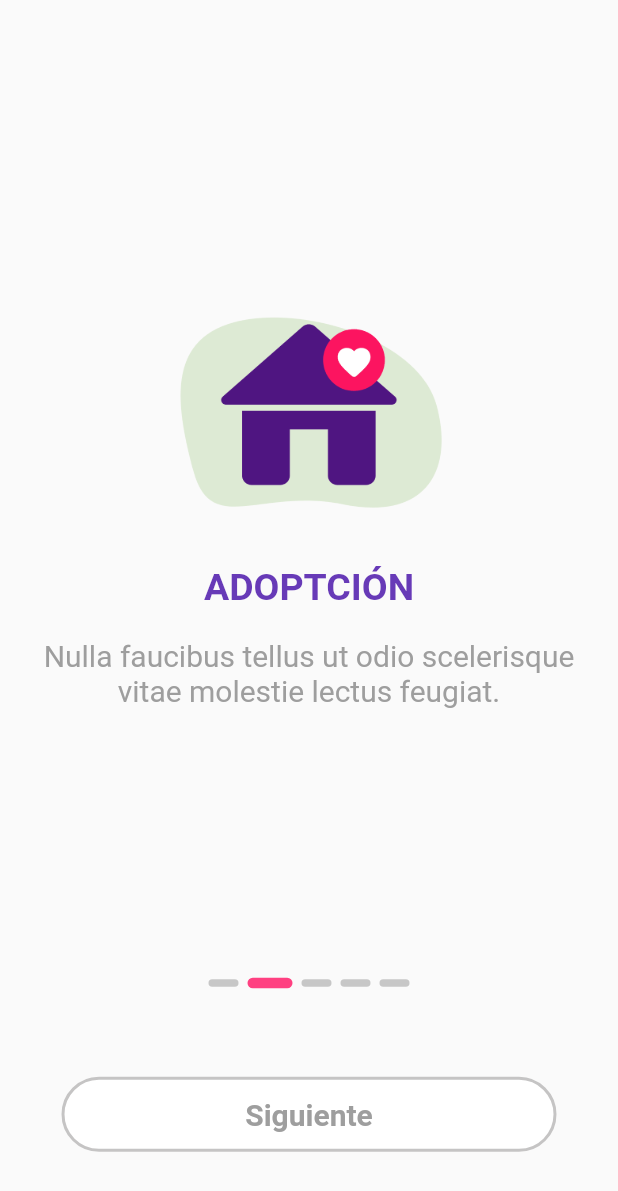
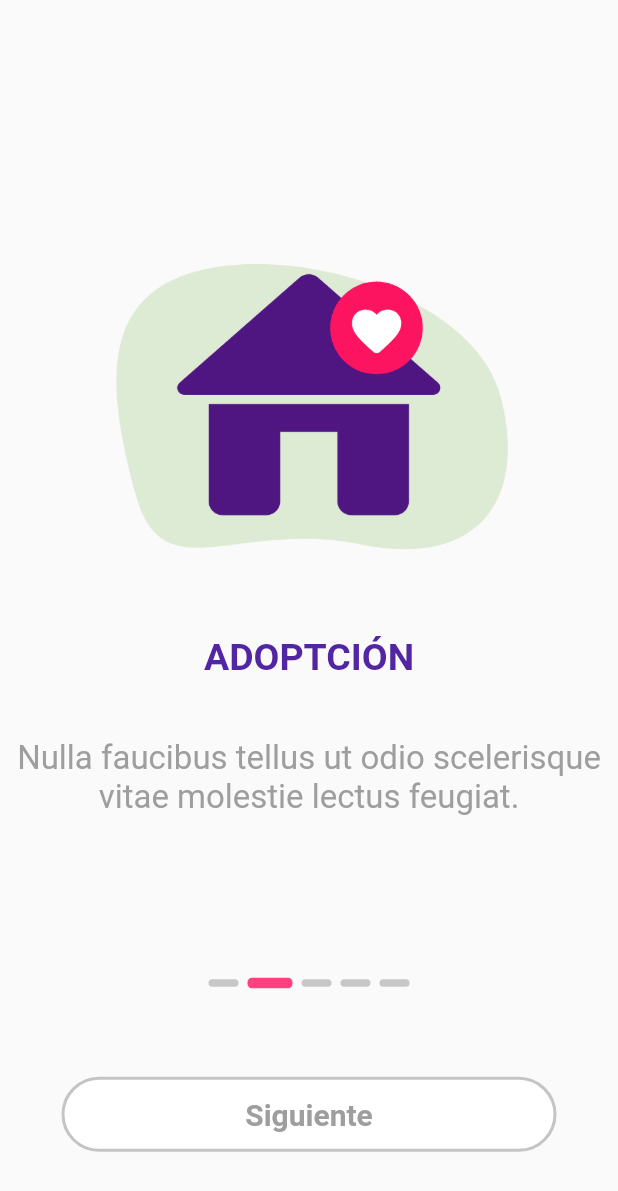
Before and after one commit to 203411/moviles1, a Flutter app: the screen it shows after launch, after a tap on "Siguiente", on a phone screen of 412 x 824 dp. Shown: the top 1191 px of the screen. Run offline on Flutter 3.47's test engine with Material 2 defaults, Android fonts, the phone set to English and light mode, and no system bars; our stand-ins replace sqflite; accounts and stored records are empty.

Commit message:
Class Pages

```diff
--- a/lib/screens/components/content_boarding.dart
+++ b/lib/screens/components/content_boarding.dart
@@ -20,13 +20,13 @@ class ContentBoarding extends StatelessWidget {
           Column(mainAxisAlignment: MainAxisAlignment.spaceAround, children: [
             Image.asset(
               image,
-              width: 200,
-              height: 200,
+              width: 300,
+              height: 300,
             ),
             Text(
               text,
               style: const TextStyle(
-                color: Colors.deepPurple,
+                color: Color.fromARGB(255, 83, 37, 162),
                 fontSize: 25,
                 fontWeight: FontWeight.bold,
                 fontFamily: 'Roboto',
@@ -34,13 +34,14 @@ class ContentBoarding extends StatelessWidget {
             )
           ]),
           Padding(
-              padding: const EdgeInsets.all(20),
+              padding: const EdgeInsets.only(top: 40),
               child: Text(
                 text1,
                 textAlign: TextAlign.center,
                 style: const TextStyle(
                   color: Colors.grey,
-                  fontSize: 20,
+                  fontSize: 22,
+                  fontFamily: 'Roboto',
                 ),
               ))
         ],
--- a/lib/screens/components/on_boarding.dart
+++ b/lib/screens/components/on_boarding.dart
@@ -10,8 +10,8 @@ class OnBoarding extends StatefulWidget {
 }
 
 class _OnBoardingState extends State<OnBoarding> {
-  int pages = 0;
-  List<Map<String, String>> onBoardingDatas = [
+  int currentPage = 0;
+  List<Map<String, String>> listBoarding = [
     {
       "text": "ESPARCIMIENTO",
       "text1": "Brindamos todos los servicios para consentir a tu mascota",
@@ -52,42 +52,23 @@ class _OnBoardingState extends State<OnBoarding> {
           child: PageView.builder(
             onPageChanged: (value) {
               setState(() {
-                pages = value;
+                currentPage = value;
               });
             },
-            itemCount: onBoardingDatas.length,
+            itemCount: listBoarding.length,
             itemBuilder: (context, index) => ContentBoarding(
-              text: onBoardingDatas[pages]["text"]!,
-              text1: onBoardingDatas[pages]["text1"]!,
-              image: onBoardingDatas[pages]["image"]!,
+              text: listBoarding[currentPage]["text"]!,
+              text1: listBoarding[currentPage]["text1"]!,
+              image: listBoarding[currentPage]["image"]!,
             ),
           ),
         ),
         Row(
           mainAxisAlignment: MainAxisAlignment.center,
-          children: [
-            for (int i = 0; i < onBoardingDatas.length; i++)
-              if (i == pages)
-                Container(
-                  margin: const EdgeInsets.all(3),
-                  decoration: BoxDecoration(
-                    color: Colors.pinkAccent,
-                    borderRadius: BorderRadius.circular(20),
-                  ),
-                  width: 30,
-                  height: 7,
-                )
-              else
-                Container(
-                  margin: const EdgeInsets.all(3),
-                  decoration: BoxDecoration(
-                    color: Color.fromARGB(255, 199, 199, 199),
-                    borderRadius: BorderRadius.circular(20),
-                  ),
-                  width: 20,
-                  height: 5,
-                )
-          ],
+          children: List.generate(
+            listBoarding.length,
+            (index) => Pages(index: index, currentPage: currentPage),
+          ),
         ),
         Expanded(
             flex: 1,
@@ -104,38 +85,47 @@ class _OnBoardingState extends State<OnBoarding> {
         shape: RoundedRectangleBorder(
             borderRadius: BorderRadius.circular(40.0),
             side: BorderSide(
-                color: pages == 4
+                color: currentPage == 4
                     ? Colors.green
                     : Color.fromARGB(255, 197, 196, 196),
                 width: 2)),
         minimumSize: Size(width, height),
-        backgroundColor: pages == 4 ? Colors.green : Colors.white,
+        backgroundColor: currentPage == 4 ? Colors.green : Colors.white,
         padding: const EdgeInsets.all(0));
     return Padding(
       padding: const EdgeInsets.only(top: 50, bottom: 50),
       child: TextButton(
-        onPressed: pages < 4
-            ? cambiarVista
-            : () {
-                Route route =
-                    MaterialPageRoute(builder: (bc) => const SplashView());
-                Navigator.of(context).push(route);
-              },
+        onPressed: cambiarVista,
         style: flatButtonStyle,
-        child: Text(pages == 4 ? "Continuar" : "Siguiente",
+        child: Text(currentPage == 4 ? "Continuar" : "Siguiente",
             style: TextStyle(
-                fontSize: 20,
-                color: pages == 4 ? Colors.white : Colors.grey,
-                fontWeight: FontWeight.bold)),
+              fontSize: 20,
+              color: currentPage == 4 ? Colors.white : Colors.grey,
+              fontWeight: FontWeight.bold,
+            )),
       ),
     );
   }
 
   void cambiarVista() {
-    if (pages < 4) {
+    if (currentPage < 4) {
       setState(() {
-        pages++;
+        currentPage++;
       });
     }
   }
 }
+
+AnimatedContainer Pages({required int index, required int currentPage}) {
+  return AnimatedContainer(
+    duration: const Duration(milliseconds: 300),
+    margin: const EdgeInsets.all(3),
+    height: currentPage == index ? 7 : 5,
+    width: currentPage == index ? 30 : 20,
+    decoration: BoxDecoration(
+        color: currentPage == index
+            ? Colors.pinkAccent
+            : Color.fromARGB(255, 199, 199, 199),
+        borderRadius: BorderRadius.circular(3)),
+  );
+}
```
